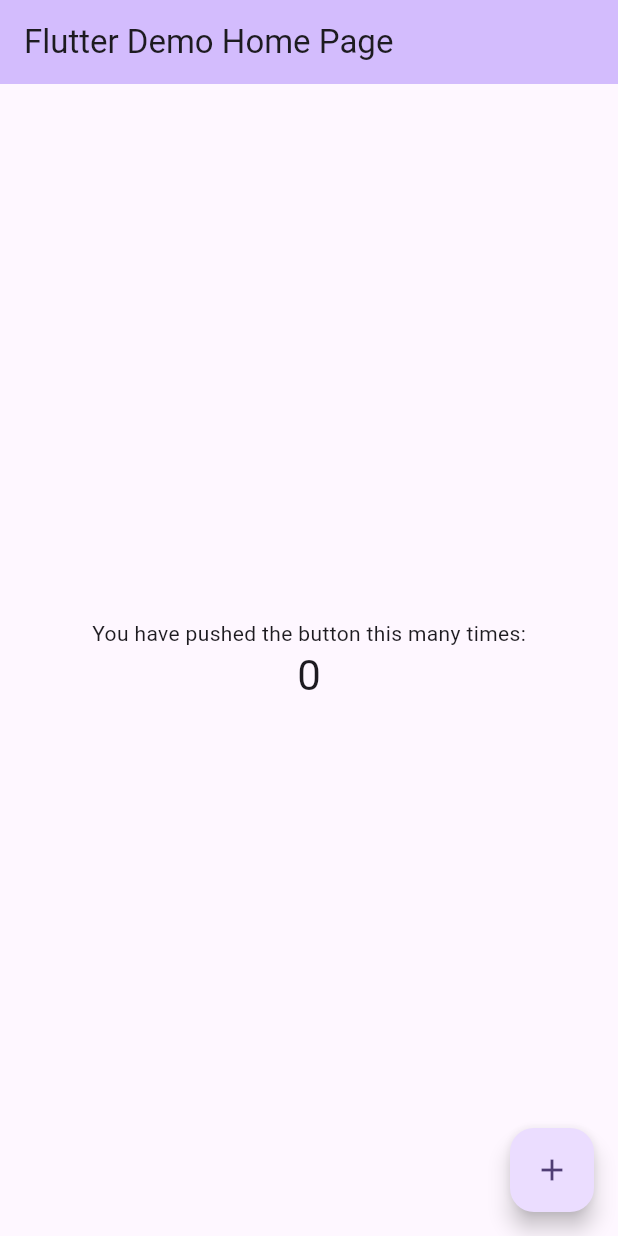
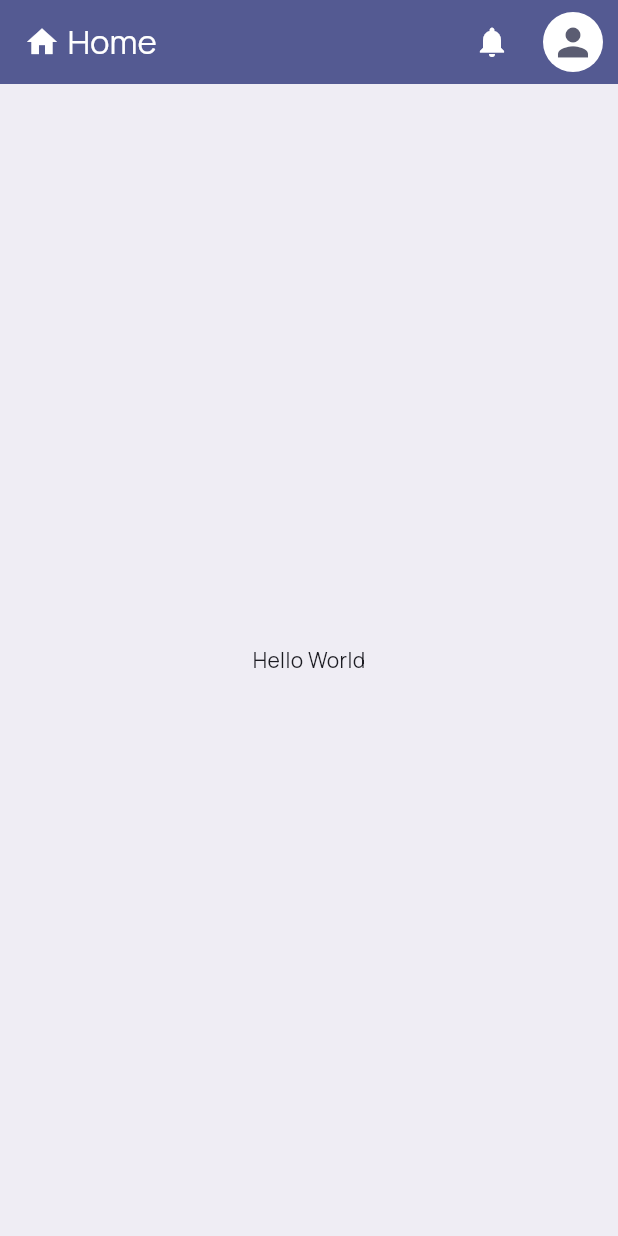
Before and after one commit to gfalav/prometeo, a Flutter app: the screen it shows after launch, on a phone screen of 412 x 824 dp. Run offline on Flutter 3.47's test engine with Material 3 defaults, Android fonts, the phone set to English and light mode, and no system bars; our stand-ins replace google_fonts.

Commit message:
appbar ready

```diff
--- a/lib/main.dart
+++ b/lib/main.dart
@@ -1,4 +1,7 @@
 import 'package:flutter/material.dart';
+import 'package:prometeo/shared/ui/frame/theme/util.dart';
+import 'package:prometeo/shared/ui/frame/theme/theme.dart';
+import 'package:prometeo/shared/ui/home/home.dart';
 
 void main() {
   runApp(const MyApp());
@@ -10,113 +13,20 @@ class MyApp extends StatelessWidget {
   // This widget is the root of your application.
   @override
   Widget build(BuildContext context) {
+    final brightness = View.of(context).platformDispatcher.platformBrightness;
+
+    // Retrieves the default theme for the platform
+    //TextTheme textTheme = Theme.of(context).textTheme;
+
+    // Use with Google Fonts package to use downloadable fonts
+    TextTheme textTheme = createTextTheme(context, "Manrope", "Manrope");
+
+    MaterialTheme theme = MaterialTheme(textTheme);
     return MaterialApp(
-      title: 'Flutter Demo',
-      theme: ThemeData(
-        // This is the theme of your application.
-        //
-        // TRY THIS: Try running your application with "flutter run". You'll see
-        // the application has a purple toolbar. Then, without quitting the app,
-        // try changing the seedColor in the colorScheme below to Colors.green
-        // and then invoke "hot reload" (save your changes or press the "hot
-        // reload" button in a Flutter-supported IDE, or press "r" if you used
-        // the command line to start the app).
-        //
-        // Notice that the counter didn't reset back to zero; the application
-        // state is not lost during the reload. To reset the state, use hot
-        // restart instead.
-        //
-        // This works for code too, not just values: Most code changes can be
-        // tested with just a hot reload.
-        colorScheme: .fromSeed(seedColor: Colors.deepPurple),
-      ),
-      home: const MyHomePage(title: 'Flutter Demo Home Page'),
+      title: 'Prometeo',
+      debugShowCheckedModeBanner: false,
+      theme: brightness == Brightness.light ? theme.light() : theme.dark(),
+      home: const Home(),
     );
   }
 }
-
-class MyHomePage extends StatefulWidget {
-  const MyHomePage({super.key, required this.title});
-
-  // This widget is the home page of your application. It is stateful, meaning
-  // that it has a State object (defined below) that contains fields that affect
-  // how it looks.
-
-  // This class is the configuration for the state. It holds the values (in this
-  // case the title) provided by the parent (in this case the App widget) and
-  // used by the build method of the State. Fields in a Widget subclass are
-  // always marked "final".
-
-  final String title;
-
-  @override
-  State<MyHomePage> createState() => _MyHomePageState();
-}
-
-class _MyHomePageState extends State<MyHomePage> {
-  int _counter = 0;
-
-  void _incrementCounter() {
-    setState(() {
-      // This call to setState tells the Flutter framework that something has
-      // changed in this State, which causes it to rerun the build method below
-      // so that the display can reflect the updated values. If we changed
-      // _counter without calling setState(), then the build method would not be
-      // called again, and so nothing would appear to happen.
-      _counter++;
-    });
-  }
-
-  @override
-  Widget build(BuildContext context) {
-    // This method is rerun every time setState is called, for instance as done
-    // by the _incrementCounter method above.
-    //
-    // The Flutter framework has been optimized to make rerunning build methods
-    // fast, so that you can just rebuild anything that needs updating rather
-    // than having to individually change instances of widgets.
-    return Scaffold(
-      appBar: AppBar(
-        // TRY THIS: Try changing the color here to a specific color (to
-        // Colors.amber, perhaps?) and trigger a hot reload to see the AppBar
-        // change color while the other colors stay the same.
-        backgroundColor: Theme.of(context).colorScheme.inversePrimary,
-        // Here we take the value from the MyHomePage object that was created by
-        // the App.build method, and use it to set our appbar title.
-        title: Text(widget.title),
-      ),
-      body: Center(
-        // Center is a layout widget. It takes a single child and positions it
-        // in the middle of the parent.
-        child: Column(
-          // Column is also a layout widget. It takes a list of children and
-          // arranges them vertically. By default, it sizes itself to fit its
-          // children horizontally, and tries to be as tall as its parent.
-          //
-          // Column has various properties to control how it sizes itself and
-          // how it positions its children. Here we use mainAxisAlignment to
-          // center the children vertically; the main axis here is the vertical
-          // axis because Columns are vertical (the cross axis would be
-          // horizontal).
-          //
-          // TRY THIS: Invoke "debug painting" (choose the "Toggle Debug Paint"
-          // action in the IDE, or press "p" in the console), to see the
-          // wireframe for each widget.
-          mainAxisAlignment: .center,
-          children: [
-            const Text('You have pushed the button this many times:'),
-            Text(
-              '$_counter',
-              style: Theme.of(context).textTheme.headlineMedium,
-            ),
-          ],
-        ),
-      ),
-      floatingActionButton: FloatingActionButton(
-        onPressed: _incrementCounter,
-        tooltip: 'Increment',
-        child: const Icon(Icons.add),
-      ),
-    );
-  }
-}
--- /dev/null
+++ b/lib/shared/ui/frame/appbar/appbar.dart
@@ -0,0 +1,39 @@
+import 'package:flutter/material.dart';
+import 'package:prometeo/shared/ui/frame/useraction/useraction.dart';
+
+class QubitAppBar {
+  PreferredSizeWidget appBar(
+    BuildContext context,
+    int iconBar,
+    String title,
+    bool showActionsButtons,
+  ) {
+    return AppBar(
+      backgroundColor: Theme.of(context).colorScheme.primary,
+      foregroundColor: Theme.of(context).colorScheme.onPrimary,
+      title: Row(
+        children: [
+          Padding(
+            padding: EdgeInsets.only(right: 5),
+            child: Icon(IconData(iconBar, fontFamily: "MaterialIcons")),
+          ),
+          Text(title),
+        ],
+      ),
+      actions: showActionsButtons
+          ? [
+              Padding(
+                padding: EdgeInsets.only(right: 10),
+                child: IconButton(
+                  icon: Icon(Icons.notifications),
+                  onPressed: () {
+                    // Handle settings button press
+                  },
+                ),
+              ),
+              UserAction(),
+            ]
+          : [],
+    );
+  }
+}
--- /dev/null
+++ b/lib/shared/ui/frame/scaffold/scaffold.dart
@@ -0,0 +1,17 @@
+import 'package:flutter/material.dart';
+import 'package:prometeo/shared/ui/frame/appbar/appbar.dart';
+
+class QubitScaffold extends StatelessWidget {
+  const QubitScaffold({super.key});
+
+  @override
+  Widget build(BuildContext context) {
+    return Scaffold(
+      appBar: QubitAppBar().appBar(context, Icons.home.codePoint, "Home", true),
+      body: Container(
+        color: Theme.of(context).colorScheme.surfaceContainer,
+        child: const Center(child: Text("Hello World")),
+      ),
+    );
+  }
+}
--- /dev/null
+++ b/lib/shared/ui/frame/theme/util.dart
@@ -0,0 +1,19 @@
+import 'package:flutter/material.dart';
+import 'package:google_fonts/google_fonts.dart';
+
+TextTheme createTextTheme(
+    BuildContext context, String bodyFontString, String displayFontString) {
+  TextTheme baseTextTheme = Theme.of(context).textTheme;
+  TextTheme bodyTextTheme = GoogleFonts.getTextTheme(bodyFontString, baseTextTheme);
+  TextTheme displayTextTheme =
+      GoogleFonts.getTextTheme(displayFontString, baseTextTheme);
+  TextTheme textTheme = displayTextTheme.copyWith(
+    bodyLarge: bodyTextTheme.bodyLarge,
+    bodyMedium: bodyTextTheme.bodyMedium,
+    bodySmall: bodyTextTheme.bodySmall,
+    labelLarge: bodyTextTheme.labelLarge,
+    labelMedium: bodyTextTheme.labelMedium,
+    labelSmall: bodyTextTheme.labelSmall,
+  );
+  return textTheme;
+}
--- /dev/null
+++ b/lib/shared/ui/frame/useraction/useraction.dart
@@ -0,0 +1,30 @@
+import 'package:flutter/material.dart';
+
+class UserAction extends StatelessWidget {
+  const UserAction({super.key});
+
+  @override
+  Widget build(BuildContext context) {
+    return PopupMenuButton(
+      child: Padding(
+        padding: EdgeInsets.only(right: 10),
+        child: CircleAvatar(
+          radius: 20,
+          backgroundColor: Theme.of(context).colorScheme.onPrimary,
+          child: Icon(
+            size: 30,
+            Icons.person,
+            color: Theme.of(context).colorScheme.secondary,
+          ),
+        ),
+      ),
+      itemBuilder: (itemBuilder) {
+        return [
+          const PopupMenuItem(value: "profile", child: Text("Profile")),
+          const PopupMenuItem(value: "settings", child: Text("Settings")),
+          const PopupMenuItem(value: "logout", child: Text("Logout")),
+        ];
+      },
+    );
+  }
+}
--- /dev/null
+++ b/lib/shared/ui/home/home.dart
@@ -0,0 +1,11 @@
+import 'package:flutter/material.dart';
+import 'package:prometeo/shared/ui/frame/scaffold/scaffold.dart';
+
+class Home extends StatelessWidget {
+  const Home({super.key});
+
+  @override
+  Widget build(BuildContext context) {
+    return QubitScaffold();
+  }
+}
--- a/pubspec.yaml
+++ b/pubspec.yaml
@@ -34,6 +34,7 @@ dependencies:
   # The following adds the Cupertino Icons font to your application.
   # Use with the CupertinoIcons class for iOS style icons.
   cupertino_icons: ^1.0.8
+  google_fonts: ^8.1.0
 
 dev_dependencies:
   flutter_test:
```
Also changed, not shown: lib/shared/ui/frame/theme/theme.dart (added, +386 -0 lines), pubspec.lock, 2 other files.
